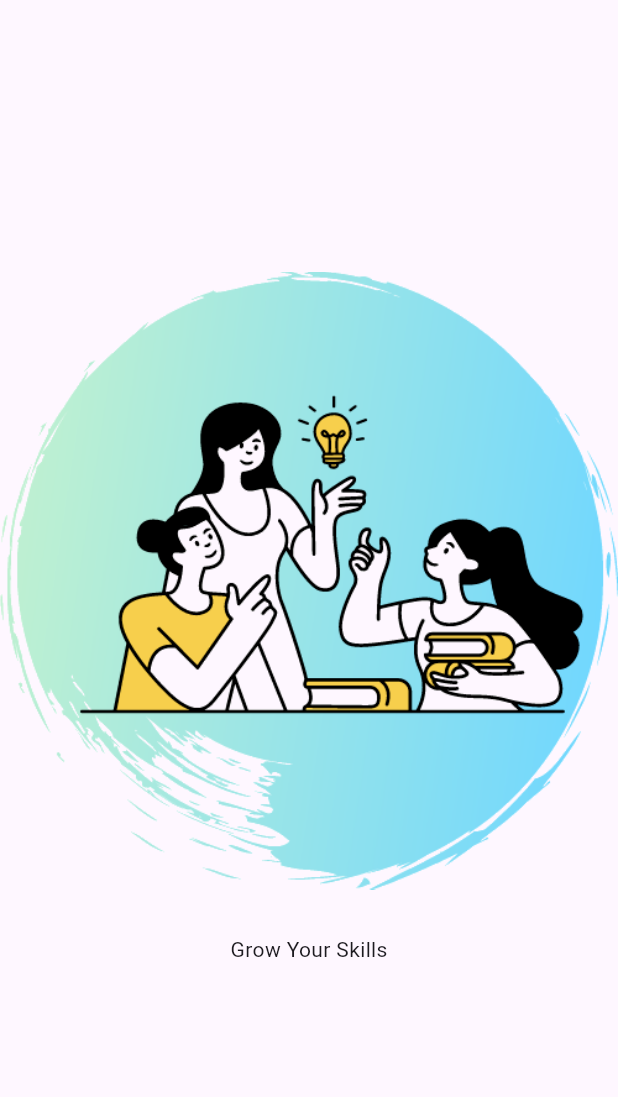
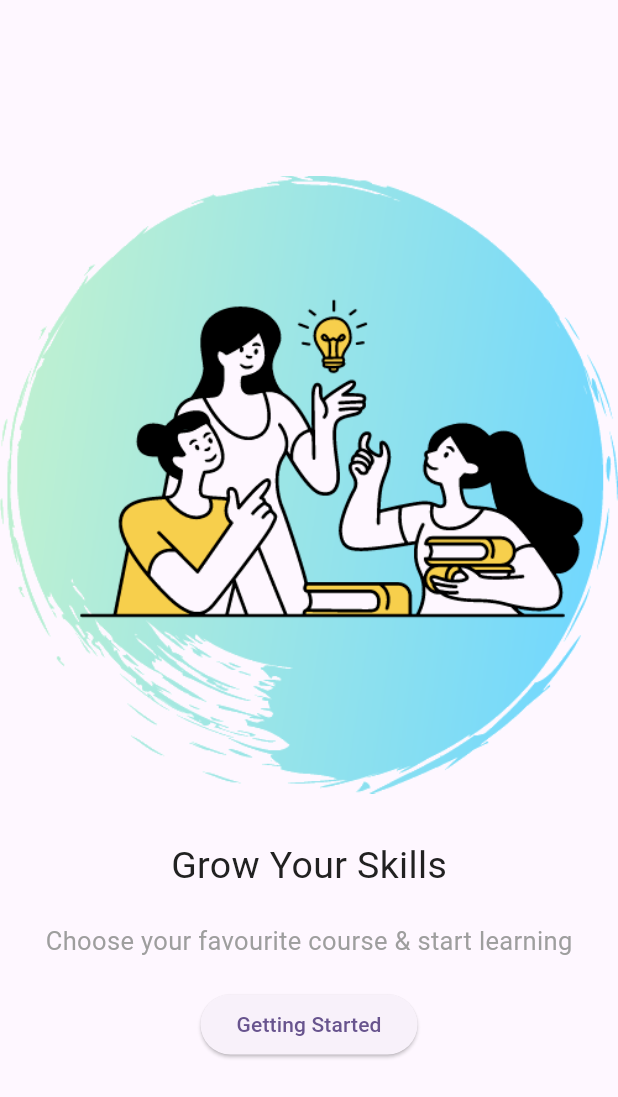
Before and after one commit to adogbeji/FlutterElearningAppPrototype, a Flutter app: the screen it shows after launch, on a phone screen of 412 x 824 dp. Shown: the top 1097 px of the screen. Run offline on Flutter 3.47's test engine with Material 3 defaults, Android fonts, the phone set to English and light mode, and no system bars.

Commit message:
Add more text & ElevatedButton for intro screen

```diff
--- a/lib/views/intro/intro_screen.dart
+++ b/lib/views/intro/intro_screen.dart
@@ -9,11 +9,36 @@ class IntroScreen extends StatelessWidget {
       body: Column(
         mainAxisAlignment: MainAxisAlignment.center,
         children: [
-          Image.asset('assets/images/intro/intro.png',),
+          Image.asset(
+            'assets/images/intro/intro.png',
+          ),
           const SizedBox(
             height: 30,
           ),
-          const Text('Grow Your Skills'),
+          Text(
+            'Grow Your Skills',
+            style: TextStyle(
+              fontSize: 25,
+              color: Colors.grey.shade900,
+            ),
+          ),
+          const SizedBox(
+            height: 20,
+          ),
+          Text(
+            'Choose your favourite course & start learning',
+            style: TextStyle(
+              fontSize: 17,
+              color: Colors.grey.shade500,
+            ),
+          ),
+          const SizedBox(
+            height: 20,
+          ),
+          ElevatedButton(
+            onPressed: () {},
+            child: const Text('Getting Started'),
+          ),
         ],
       ),
     );
```
